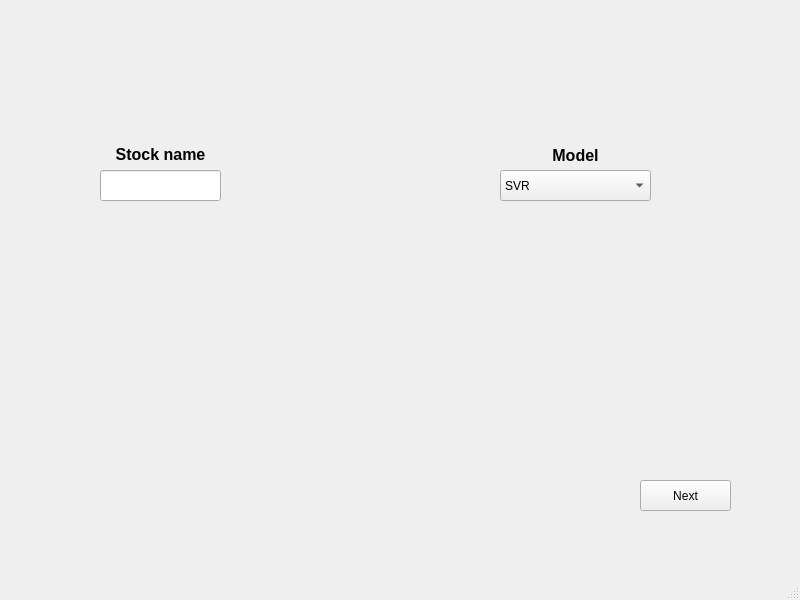
Above: gui/gui.ui from mich-kacz/Stock_prediction before the change. Below: the same form after it.
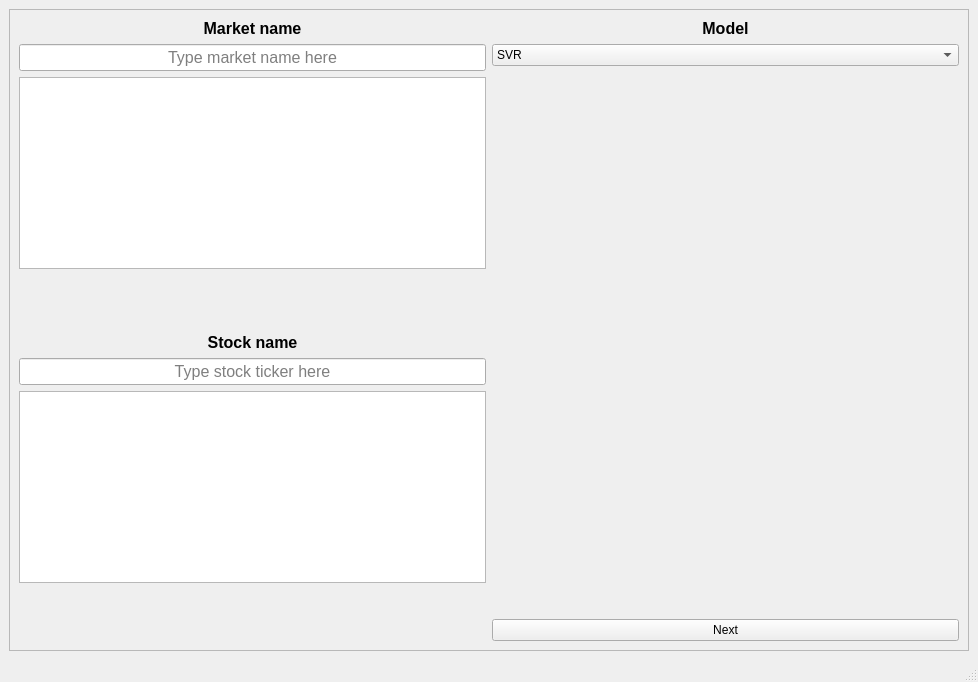
That is the form after the change.

Commit message: World market names

Patch:
```diff
--- a/gui/gui.ui
+++ b/gui/gui.ui
@@ -6,8 +6,8 @@
    <rect>
     <x>0</x>
     <y>0</y>
-    <width>800</width>
-    <height>600</height>
+    <width>978</width>
+    <height>682</height>
    </rect>
   </property>
   <property name="windowTitle">
@@ -17,36 +17,20 @@
    <bool>false</bool>
   </property>
   <widget class="QWidget" name="centralwidget">
-   <widget class="QLineEdit" name="InputStockName">
-    <property name="geometry">
-     <rect>
-      <x>100</x>
-      <y>170</y>
-      <width>121</width>
-      <height>31</height>
-     </rect>
-    </property>
-    <property name="font">
-     <font>
-      <pointsize>12</pointsize>
-     </font>
-    </property>
-    <property name="text">
-     <string/>
-    </property>
-    <property name="alignment">
-     <set>Qt::AlignmentFlag::AlignCenter</set>
-    </property>
-   </widget>
-   <widget class="QLabel" name="label">
-    <property name="geometry">
-     <rect>
-      <x>100</x>
-      <y>139</y>
-      <width>121</width>
-      <height>31</height>
-     </rect>
-    </property>
+   <layout class="QGridLayout" name="gridLayout_2">
+    <item row="0" column="0">
+     <widget class="QFrame" name="frame">
+      <property name="frameShape">
+       <enum>QFrame::Shape::StyledPanel</enum>
+      </property>
+      <property name="frameShadow">
+       <enum>QFrame::Shadow::Raised</enum>
+      </property>
+      <layout class="QGridLayout" name="gridLayout">
+       <item row="0" column="1">
+        <layout class="QVBoxLayout" name="verticalLayout_2">
+         <item>
+          <widget class="QLabel" name="label_2">
     <property name="font">
      <font>
       <pointsize>12</pointsize>
@@ -58,7 +42,7 @@
      <bool>false</bool>
     </property>
     <property name="text">
-     <string>Stock name</string>
+            <string>Model</string>
     </property>
     <property name="textFormat">
      <enum>Qt::TextFormat::AutoText</enum>
@@ -67,14 +51,11 @@
      <set>Qt::AlignmentFlag::AlignCenter</set>
     </property>
    </widget>
+         </item>
+         <item>
    <widget class="QComboBox" name="comboBox">
-    <property name="geometry">
-     <rect>
-      <x>500</x>
-      <y>170</y>
-      <width>151</width>
-      <height>31</height>
-     </rect>
+           <property name="currentText">
+            <string>SVR</string>
     </property>
     <property name="maxVisibleItems">
      <number>0</number>
@@ -103,48 +84,157 @@
      </property>
     </item>
    </widget>
-   <widget class="QLabel" name="label_2">
-    <property name="geometry">
-     <rect>
-      <x>500</x>
-      <y>140</y>
-      <width>151</width>
-      <height>31</height>
-     </rect>
-    </property>
-    <property name="font">
-     <font>
-      <pointsize>12</pointsize>
-      <bold>true</bold>
-      <strikeout>false</strikeout>
-     </font>
-    </property>
-    <property name="autoFillBackground">
-     <bool>false</bool>
-    </property>
-    <property name="text">
-     <string>Model</string>
-    </property>
-    <property name="textFormat">
-     <enum>Qt::TextFormat::AutoText</enum>
-    </property>
-    <property name="alignment">
-     <set>Qt::AlignmentFlag::AlignCenter</set>
-    </property>
-   </widget>
-   <widget class="QPushButton" name="pushButton">
-    <property name="geometry">
-     <rect>
-      <x>640</x>
-      <y>480</y>
-      <width>91</width>
-      <height>31</height>
-     </rect>
-    </property>
+         </item>
+         <item>
+          <spacer name="verticalSpacer_2">
+           <property name="orientation">
+            <enum>Qt::Orientation::Vertical</enum>
+           </property>
+           <property name="sizeHint" stdset="0">
+            <size>
+             <width>20</width>
+             <height>40</height>
+            </size>
+           </property>
+          </spacer>
+         </item>
+         <item>
+          <spacer name="horizontalSpacer">
+           <property name="orientation">
+            <enum>Qt::Orientation::Horizontal</enum>
+           </property>
+           <property name="sizeHint" stdset="0">
+            <size>
+             <width>40</width>
+             <height>20</height>
+            </size>
+           </property>
+          </spacer>
+         </item>
+         <item>
+          <widget class="QPushButton" name="NextButton">
     <property name="text">
      <string>Next</string>
     </property>
    </widget>
+         </item>
+        </layout>
+       </item>
+       <item row="0" column="0">
+        <layout class="QVBoxLayout" name="verticalLayout">
+         <item>
+          <widget class="QLabel" name="label_3">
+           <property name="font">
+            <font>
+             <pointsize>12</pointsize>
+             <bold>true</bold>
+            </font>
+           </property>
+           <property name="text">
+            <string>Market name</string>
+           </property>
+           <property name="alignment">
+            <set>Qt::AlignmentFlag::AlignCenter</set>
+           </property>
+          </widget>
+         </item>
+         <item>
+          <widget class="QLineEdit" name="marketName">
+           <property name="font">
+            <font>
+             <pointsize>12</pointsize>
+            </font>
+           </property>
+           <property name="text">
+            <string/>
+           </property>
+           <property name="alignment">
+            <set>Qt::AlignmentFlag::AlignCenter</set>
+           </property>
+           <property name="placeholderText">
+            <string>Type market name here</string>
+           </property>
+          </widget>
+         </item>
+         <item>
+          <widget class="QTableWidget" name="tableWidget_2"/>
+         </item>
+         <item>
+          <spacer name="verticalSpacer_3">
+           <property name="orientation">
+            <enum>Qt::Orientation::Vertical</enum>
+           </property>
+           <property name="sizeHint" stdset="0">
+            <size>
+             <width>20</width>
+             <height>40</height>
+            </size>
+           </property>
+          </spacer>
+         </item>
+         <item>
+          <widget class="QLabel" name="label">
+           <property name="font">
+            <font>
+             <pointsize>12</pointsize>
+             <bold>true</bold>
+             <strikeout>false</strikeout>
+            </font>
+           </property>
+           <property name="autoFillBackground">
+            <bool>false</bool>
+           </property>
+           <property name="text">
+            <string>Stock name</string>
+           </property>
+           <property name="textFormat">
+            <enum>Qt::TextFormat::AutoText</enum>
+           </property>
+           <property name="alignment">
+            <set>Qt::AlignmentFlag::AlignCenter</set>
+           </property>
+          </widget>
+         </item>
+         <item>
+          <widget class="QLineEdit" name="InputStockName">
+           <property name="font">
+            <font>
+             <pointsize>12</pointsize>
+            </font>
+           </property>
+           <property name="text">
+            <string notr="true"/>
+           </property>
+           <property name="alignment">
+            <set>Qt::AlignmentFlag::AlignCenter</set>
+           </property>
+           <property name="placeholderText">
+            <string>Type stock ticker here</string>
+           </property>
+          </widget>
+         </item>
+         <item>
+          <widget class="QTableWidget" name="tableWidget"/>
+         </item>
+         <item>
+          <spacer name="verticalSpacer">
+           <property name="orientation">
+            <enum>Qt::Orientation::Vertical</enum>
+           </property>
+           <property name="sizeHint" stdset="0">
+            <size>
+             <width>20</width>
+             <height>40</height>
+            </size>
+           </property>
+          </spacer>
+         </item>
+        </layout>
+       </item>
+      </layout>
+     </widget>
+    </item>
+   </layout>
   </widget>
   <widget class="QMenuBar" name="menubar">
    <property name="geometry">
```
Left out of the diff: 21 changed lines with no effect on the pictures. Lines whose indentation alone changed are shown as unchanged. The commit also changes 10 other files.
